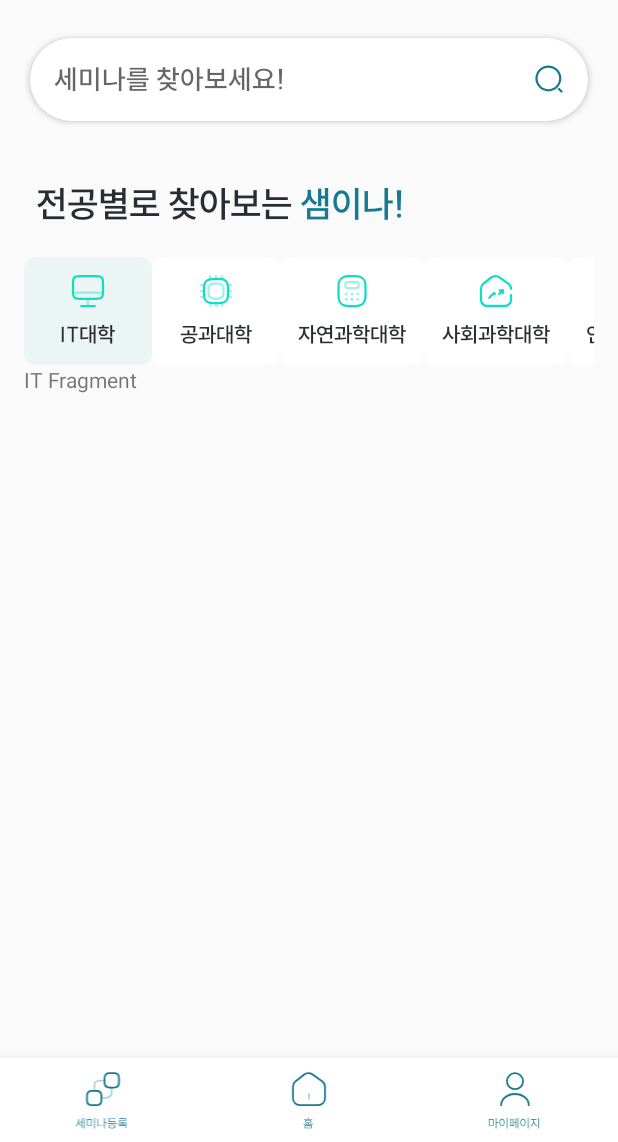
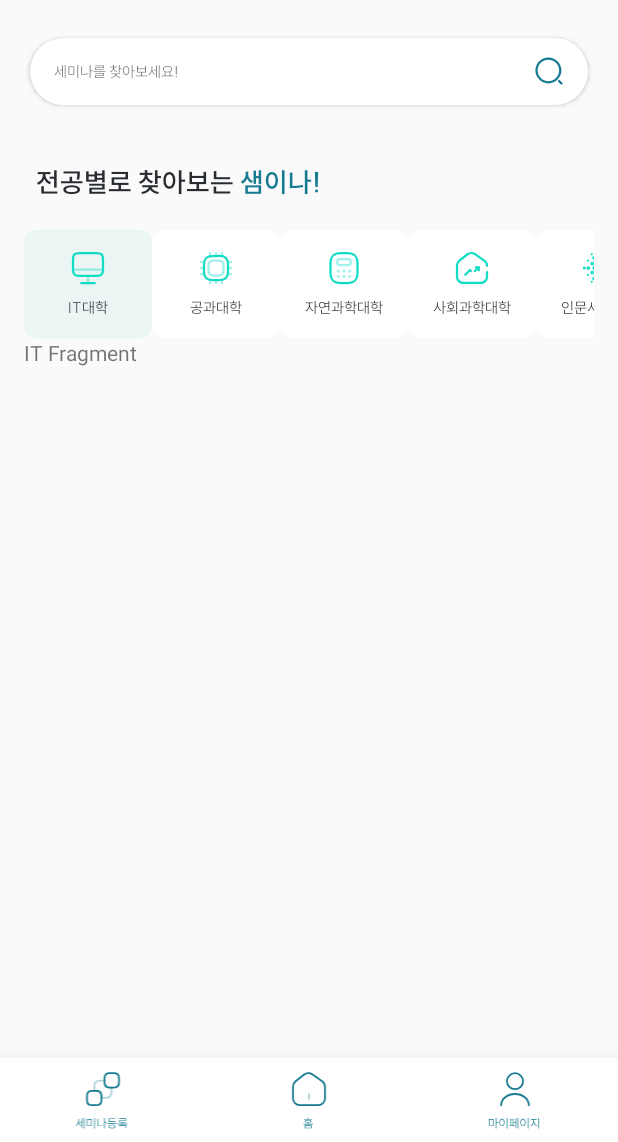
Before and after one commit to Sem-in-a/Semi-na-android, an Android app: the HomeFragment screen opened directly, with no data from a screen before it, on a phone screen of 412 x 824 dp, the part 94-1236 px from its top. Run offline under Robolectric (Android 15) with nearby library versions, the phone set to English and light mode, and no system bars.

Commit message:
fix: 다시 홈화면으로 들어갔을 때 ViewPager2에서 에러 발생하는 오류 수정

```diff
--- a/app/src/main/res/layout/fragment_home.xml
+++ b/app/src/main/res/layout/fragment_home.xml
@@ -35,7 +35,7 @@
 
             <EditText
                 android:id="@+id/searchEditText"
-                style="@style/SubTitle1"
+                style="@style/Body3"
                 android:layout_width="0dp"
                 android:layout_height="wrap_content"
                 android:layout_weight="1"
@@ -52,7 +52,7 @@
         </LinearLayout>
 
         <TextView
-            style="@style/Title2"
+            style="@style/SubTitle1"
             android:layout_width="wrap_content"
             android:layout_height="wrap_content"
             android:layout_marginStart="8dp"
@@ -72,13 +72,14 @@
             app:tabMinWidth="85dp"
             app:tabMode="scrollable"
             app:tabRippleColor="@null"
-            app:tabTextAppearance="@style/Body1">
+            app:tabTextAppearance="@style/Body3">
 
 
         </com.google.android.material.tabs.TabLayout>
 
         <androidx.viewpager2.widget.ViewPager2
             android:id="@+id/viewPager"
+            android:saveEnabled="false"
             android:layout_width="match_parent"
             android:layout_height="0dp"
             android:layout_weight="1">
```
